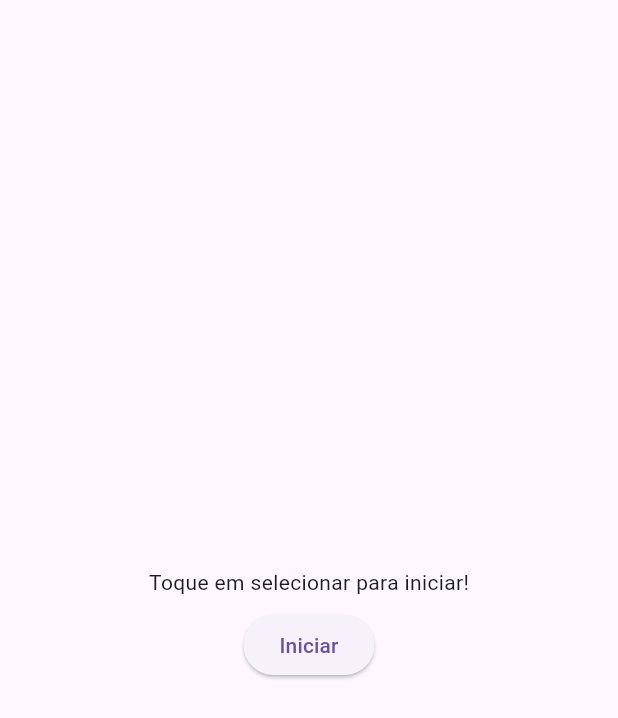
After one commit to jvbt3/CRUD, a Flutter app: the screen it shows after launch, on a phone screen of 412 x 824 dp. The commit adds this screen. Shown: the top 718 px of the screen. Run offline on Flutter 3.47's test engine with Material 3 defaults, Android fonts, the phone set to English and light mode, and no system bars.

Commit message:
correções de problemas.

```diff
--- /dev/null
+++ b/devtools_options.yaml
@@ -0,0 +1 @@
+extensions:
--- a/lib/components/listar_usuario_components.dart
+++ b/lib/components/listar_usuario_components.dart
@@ -1,13 +1,12 @@
 import 'package:crud/model/get_usuario_model.dart';
 import 'package:flutter/material.dart';
-
 import 'card_usuario_components.dart';
 
 class ListarUsuarios extends StatelessWidget {
   const ListarUsuarios({
-    Key? key,
+    super.key,
     required this.usuarios,
-  }) : super(key: key);
+  });
 
   final List<GetUsuario> usuarios;
 
--- a/lib/main.dart
+++ b/lib/main.dart
@@ -1,4 +1,4 @@
-import 'package:crud/view/home_view.dart';
+import 'package:crud/view/start_view.dart';
 import 'package:flutter/material.dart';
 
 void main() => ({
@@ -11,7 +11,8 @@ class MyApp extends StatelessWidget {
   @override
   Widget build(BuildContext context) {
     return const MaterialApp(
-      home: HomeView(),
+      debugShowCheckedModeBanner: false,
+      home: StartView(),
     );
   }
 }
--- /dev/null
+++ b/lib/view/start_view.dart
@@ -0,0 +1,44 @@
+import 'package:crud/view/home_view.dart';
+import 'package:flutter/material.dart';
+
+class StartView extends StatefulWidget {
+  const StartView({super.key});
+
+  @override
+  State<StartView> createState() => _StartViewState();
+}
+
+class _StartViewState extends State<StartView> {
+  @override
+  Widget build(BuildContext context) {
+    return Scaffold(
+      body: Column(
+        mainAxisAlignment: MainAxisAlignment.center,
+        children: [
+          Padding(
+            padding: const EdgeInsets.all(8.0),
+            child: Container(
+              child: const Text('Toque em selecionar para iniciar!'),
+            ),
+          ),
+          Row(
+            mainAxisAlignment: MainAxisAlignment.center,
+            children: [
+              ElevatedButton(
+                onPressed: () {
+                  Navigator.push(
+                  context,
+                  MaterialPageRoute(
+                    builder: (context) => const HomeView(),
+                  ),
+                );
+                },
+                child: const Text('Iniciar'),
+              ),
+            ],
+          ),
+        ],
+      ),
+    );
+  }
+}
```
Also changed, not shown: lib/components/card_usuario_components.dart (+13 -5 lines), lib/controller/usuario.controller.dart (+4 -4 lines), lib/view/home_view.dart (+26 -20 lines).
